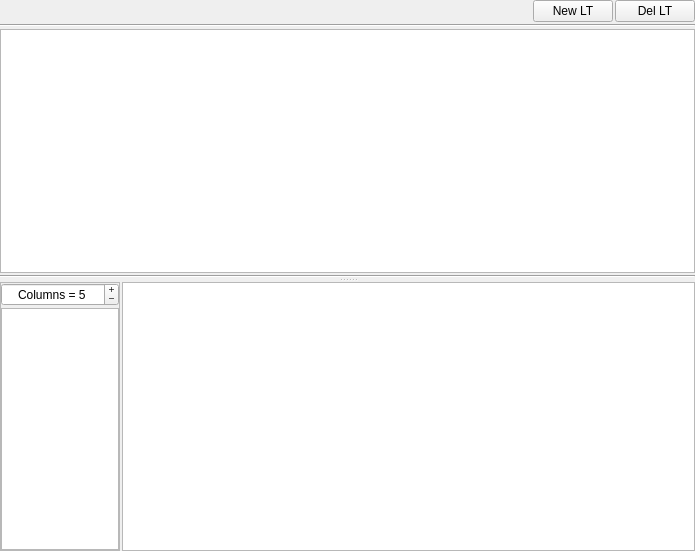
Above: appli/prodManager/ui/tabLineTest.ui from snaress/bank before the change. Below: the same form after it.
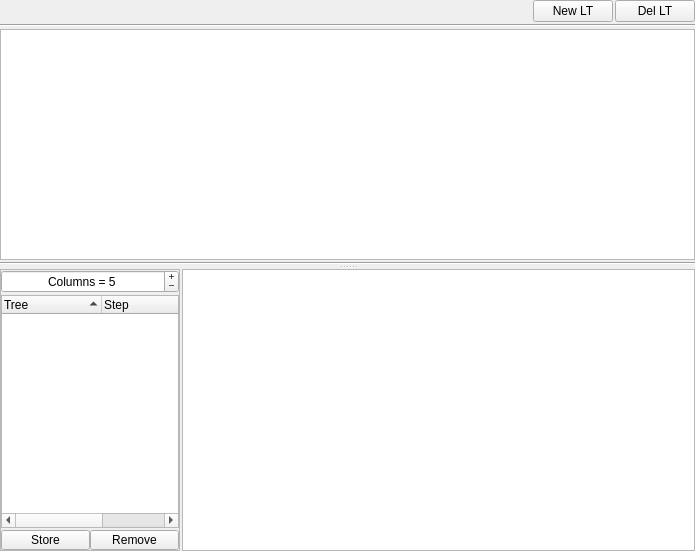
That is the form after the change.

The edit to the form file:
```diff
--- a/appli/prodManager/ui/tabLineTest.ui
+++ b/appli/prodManager/ui/tabLineTest.ui
@@ -134,13 +134,13 @@
         <widget class="QFrame" name="qfLtColumns">
          <property name="minimumSize">
           <size>
-           <width>120</width>
+           <width>180</width>
            <height>0</height>
           </size>
          </property>
          <property name="maximumSize">
           <size>
-           <width>120</width>
+           <width>180</width>
            <height>16777215</height>
           </size>
          </property>
@@ -196,19 +196,77 @@
             <property name="itemsExpandable">
              <bool>false</bool>
             </property>
+            <property name="sortingEnabled">
+             <bool>true</bool>
+            </property>
             <property name="expandsOnDoubleClick">
              <bool>false</bool>
             </property>
+            <property name="columnCount">
+             <number>3</number>
+            </property>
             <attribute name="headerVisible">
+             <bool>true</bool>
+            </attribute>
+            <attribute name="headerStretchLastSection">
              <bool>false</bool>
             </attribute>
             <column>
              <property name="text">
-              <string notr="true">1</string>
+              <string notr="true">Tree</string>
+             </property>
+            </column>
+            <column>
+             <property name="text">
+              <string>Step</string>
+             </property>
+            </column>
+            <column>
+             <property name="text">
+              <string>ShotNode</string>
              </property>
             </column>
            </widget>
           </item>
+          <item>
+           <layout class="QHBoxLayout" name="hlPrefBtns">
+            <property name="spacing">
+             <number>0</number>
+            </property>
+            <property name="topMargin">
+             <number>0</number>
+            </property>
+            <property name="bottomMargin">
+             <number>0</number>
+            </property>
+            <item>
+             <widget class="QPushButton" name="bStore">
+              <property name="maximumSize">
+               <size>
+                <width>16777215</width>
+                <height>20</height>
+               </size>
+              </property>
+              <property name="text">
+               <string>Store</string>
+              </property>
+             </widget>
+            </item>
+            <item>
+             <widget class="QPushButton" name="bRemove">
+              <property name="maximumSize">
+               <size>
+                <width>16777215</width>
+                <height>20</height>
+               </size>
+              </property>
+              <property name="text">
+               <string>Remove</string>
+              </property>
+             </widget>
+            </item>
+           </layout>
+          </item>
          </layout>
         </widget>
        </item>
```
Left out of the diff: 2 changed lines with no effect on the pictures.
